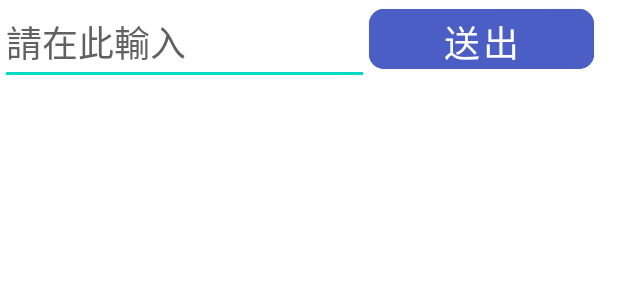
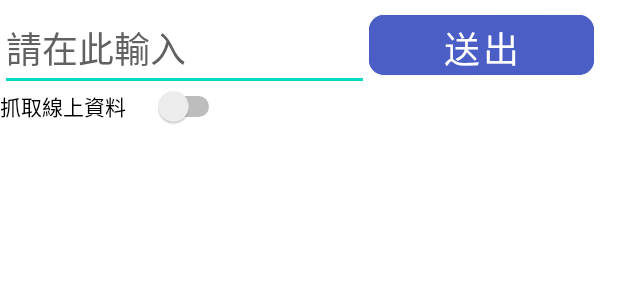
Before and after one commit to FJU-TeamA06/OTT_Search, an Android app: the layout activity_search.xml on its own in the app's theme, with its tools: preview values and no code run, on a phone screen of 412 x 824 dp. Shown: the top 300 px of the screen. Run offline under Robolectric (Android 15) with nearby library versions, the phone set to English and light mode, and no system bars.

Commit message:
使用者選擇按鈕

```diff
--- a/app/src/main/res/layout/activity_search.xml
+++ b/app/src/main/res/layout/activity_search.xml
@@ -13,11 +13,25 @@
     app:layout_constraintVertical_bias="1.0"
     tools:context=".SearchActivity">
 
+    <Switch
+        android:id="@+id/switch1"
+        android:layout_width="150dp"
+        android:layout_height="45dp"
+        android:minHeight="48dp"
+        android:scaleX="1"
+        android:scaleY="1"
+        android:text="抓取線上資料"
+        app:layout_constraintBottom_toTopOf="@+id/userlist"
+        app:layout_constraintEnd_toEndOf="parent"
+        app:layout_constraintHorizontal_bias="0.0"
+        app:layout_constraintStart_toStartOf="parent"
+        app:layout_constraintTop_toBottomOf="@+id/constraintLayout2" />
+
     <ListView
         android:id="@+id/userlist"
         android:layout_width="0dp"
         android:layout_height="0dp"
-        android:layout_marginTop="60dp"
+        android:layout_marginTop="80dp"
         app:layout_constraintBottom_toBottomOf="parent"
         app:layout_constraintEnd_toEndOf="parent"
         app:layout_constraintHorizontal_bias="0.0"
@@ -26,9 +40,12 @@
         app:layout_constraintVertical_bias="1.0" />
 
     <androidx.constraintlayout.widget.ConstraintLayout
+        android:id="@+id/constraintLayout2"
         android:layout_width="0dp"
         android:layout_height="wrap_content"
+        android:layout_marginTop="4dp"
         app:layout_constraintEnd_toEndOf="parent"
+        app:layout_constraintHorizontal_bias="1.0"
         app:layout_constraintStart_toStartOf="parent"
         app:layout_constraintTop_toTopOf="parent">
 
@@ -49,7 +66,8 @@
             app:layout_constraintBottom_toBottomOf="parent"
             app:layout_constraintEnd_toStartOf="@+id/btn_Show"
             app:layout_constraintStart_toStartOf="parent"
-            app:layout_constraintTop_toTopOf="parent" />
+            app:layout_constraintTop_toTopOf="parent"
+            app:layout_constraintVertical_bias="0.0" />
 
         <Button
             android:id="@+id/btn_Show"
@@ -68,6 +86,7 @@
             app:layout_constraintTop_toTopOf="parent"
             app:layout_constraintVertical_bias="0.0"
             tools:ignore="UsingOnClickInXml" />
+
     </androidx.constraintlayout.widget.ConstraintLayout>
 
 
--- a/app/src/main/res/layout/list_item.xml
+++ b/app/src/main/res/layout/list_item.xml
@@ -1,6 +1,7 @@
 <?xml version="1.0" encoding="utf-8"?>
 <com.google.android.material.card.MaterialCardView xmlns:android="http://schemas.android.com/apk/res/android"
     xmlns:app="http://schemas.android.com/apk/res-auto"
+    xmlns:tools="http://schemas.android.com/tools"
     android:layout_width="match_parent"
     android:layout_height="wrap_content"
     android:layout_margin="8dp">
@@ -36,7 +37,8 @@
             app:layout_constraintHorizontal_weight="0.5"
             app:layout_constraintStart_toEndOf="@+id/text10"
             app:layout_constraintTop_toTopOf="parent"
-            app:layout_constraintVertical_bias="1.0" />
+            app:layout_constraintVertical_bias="1.0"
+            tools:ignore="ImageContrastCheck" />
     </androidx.constraintlayout.widget.ConstraintLayout>
 
 </com.google.android.material.card.MaterialCardView>
--- a/app/src/main/res/values/strings.xml
+++ b/app/src/main/res/values/strings.xml
@@ -65,7 +65,7 @@
     <string name="hit10">熱門排行10</string>
     <string name="aboutText">關於</string>
     <string name="aboutContent">這個APP由 15 組開發，\n是一個 OTT (over-the-top) 影音查詢APP。\n如果您發現任何無效的連結，\n或是沒有您要的搜尋結果，\n請透過底下的"問題反饋"，\n發送email給我們。\n感謝您使用我們的APP。</string>
-    <string name="explainContent">\"搜尋\"\n能查詢您想觀看的影片所提供的平台\n您可以在左方看到平台icon，\n找到要看的影片後點擊連結，直接連至影片網頁進行觀看。\n(建議以中文為關鍵字)\n\"熱門\"\n能讓您選擇需要的平台提供推薦的熱門影片。</string>
+    <string name="explainContent">\"搜尋\"\n能查詢您想觀看的影片所提供的平台\n您可以在左方看到平台icon，\n找到要看的影片後點擊連結，直接連至影片網頁進行觀看。\n(建議以中文為關鍵字)\n裡面的\"抓取線上資料\"為抓取DB以外的資料到DB\n如果您要的資料不在資料庫\n可以打開選項搜尋\n警告:可能會延遲20秒到100秒不等\n\"熱門\"\n能讓您選擇需要的平台提供推薦的熱門影片。</string>
     <string name="dev">如下：\n409261093 林政宏\n409261110 陳品璇\n409261122 陳亮瑜\n409261172 荊冠華</string>
 
 </resources>
```
Also changed, not shown: app/src/main/java/com/fjuTeam15/ottsearch/SearchActivity.kt (+12 -5 lines), app/src/main/res/drawable/anime_gamer.png, 2 other files.
